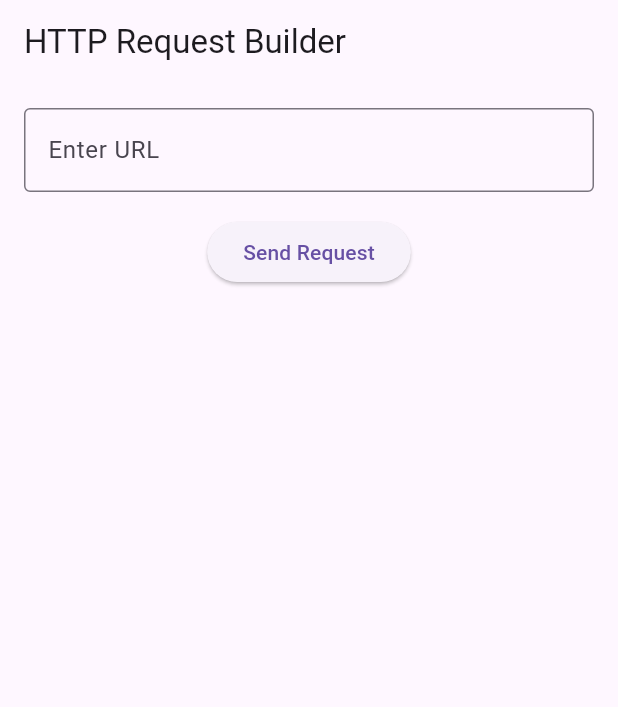
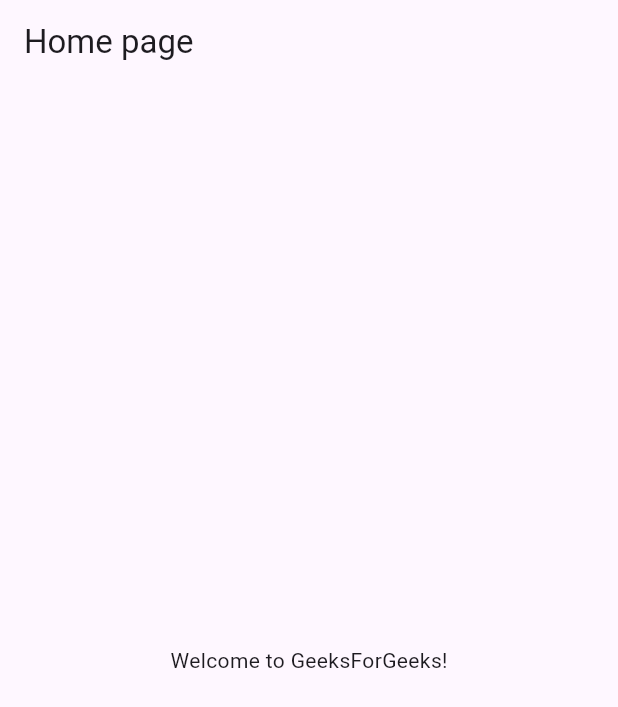
Before and after one commit to op30mmd/Simple-flutterapp, a Flutter app: the screen it shows after launch, on a phone screen of 412 x 824 dp. Shown: the top 707 px of the screen. Run offline on Flutter 3.47's test engine with Material 3 defaults, Android fonts, the phone set to English and light mode, and no system bars.

Commit message:
Update main.dart

```diff
--- a/lib/main.dart
+++ b/lib/main.dart
@@ -1,86 +1,61 @@
+// Importing important packages require to connect
+// Flutter and Dart
 import 'package:flutter/material.dart';
-import 'dart:convert';
-import 'package:http/http.dart' as http;
 
+// Main Function
 void main() {
+// Giving command to runApp() to run the app.
+
+/* The purpose of the runApp() function is to attach
+the given widget to the screen. */
 runApp(const MyApp());
 }
 
+// Widget is used to create UI in flutter framework.
+
+/* StatelessWidget is a widget, which does not maintain
+any state of the widget. */
+
+/* MyApp extends StatelessWidget and overrides its
+build method. */
 class MyApp extends StatelessWidget {
-  const MyApp({super.key});
+const MyApp({Key? key}) : super(key: key);
 
+// This widget is the root of your application.
 @override
 Widget build(BuildContext context) {
 	return MaterialApp(
-      title: 'HTTP Request Builder',
+	// title of the application
+	title: 'Hello World Demo Application',
+	// theme of the widget
 	theme: ThemeData(
-        primarySwatch: Colors.blue,
-        useMaterial3: true,
+		primarySwatch: Colors.lightGreen,
 	),
-      home: const RequestBuilderPage(), // This replaces the default demo page
+	// Inner UI of the application
+	home: const MyHomePage(title: 'Home page'),
 	);
 }
 }
 
-class RequestBuilderPage extends StatefulWidget {
-  const RequestBuilderPage({super.key});
-
-  @override
-  State<RequestBuilderPage> createState() => _RequestBuilderPageState();
-}
-
-class _RequestBuilderPageState extends State<RequestBuilderPage> {
-  final _urlController = TextEditingController();
-  String _response = '';
+/* This class is similar to MyApp instead it
+returns Scaffold Widget */
+class MyHomePage extends StatelessWidget {
+const MyHomePage({Key? key, required this.title}) : super(key: key);
+final String title;
 
 @override
 Widget build(BuildContext context) {
 	return Scaffold(
 	appBar: AppBar(
-        title: const Text('HTTP Request Builder'),
+		title: Text(title),
 	),
-      body: Padding(
-        padding: const EdgeInsets.all(16.0),
-        child: Column(
-          children: [
-            TextField(
-              controller: _urlController,
-              decoration: const InputDecoration(
-                labelText: 'Enter URL',
-                border: OutlineInputBorder(),
-              ),
-            ),
-            const SizedBox(height: 16),
-            ElevatedButton(
-              onPressed: () async {
-                try {
-                  final response = await http.get(Uri.parse(_urlController.text));
-                  setState(() {
-                    _response = response.body;
-                  });
-                } catch (e) {
-                  setState(() {
-                    _response = 'Error: $e';
-                  });
-                }
-              },
-              child: const Text('Send Request'),
-            ),
-            const SizedBox(height: 16),
-            Expanded(
-              child: SingleChildScrollView(
-                child: Text(_response),
-              ),
-            ),
-          ],
-        ),
-      ),
+	// Sets the content to the
+	// center of the application page
+	body: const Center(
+		// Sets the content of the Application
+		child: Text(
+		'Welcome to GeeksForGeeks!',
+	)),
 	);
 }
-
-  @override
-  void dispose() {
-    _urlController.dispose();
-    super.dispose();
 }
-}
```
Lines whose indentation alone changed are shown as unchanged.
